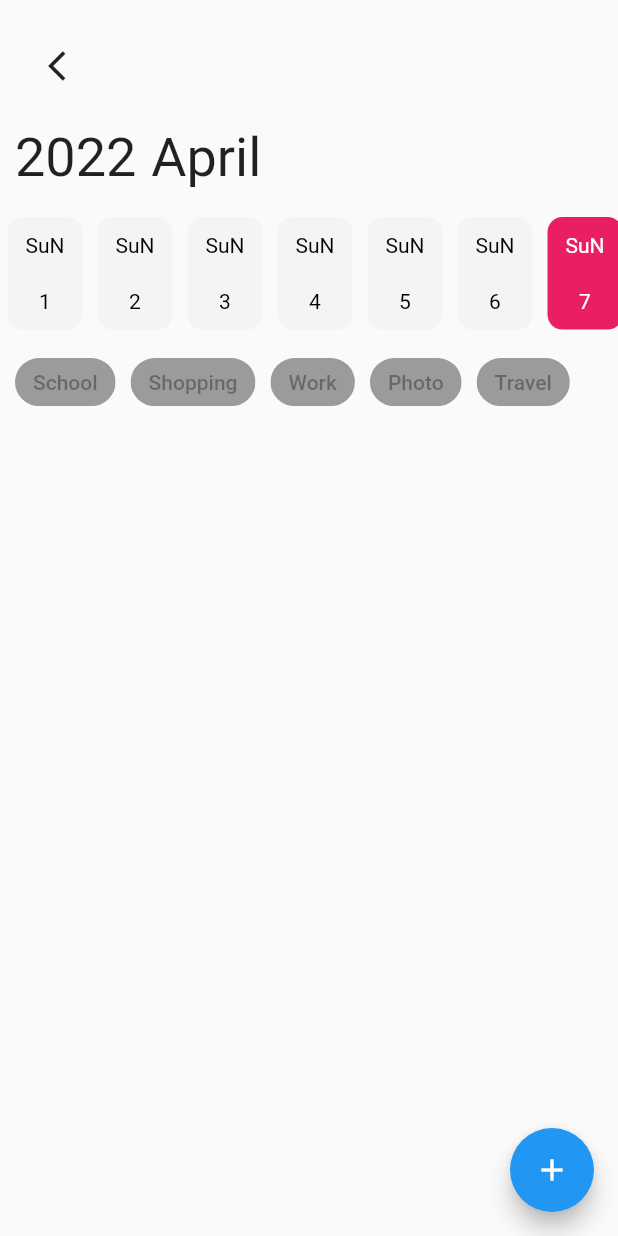
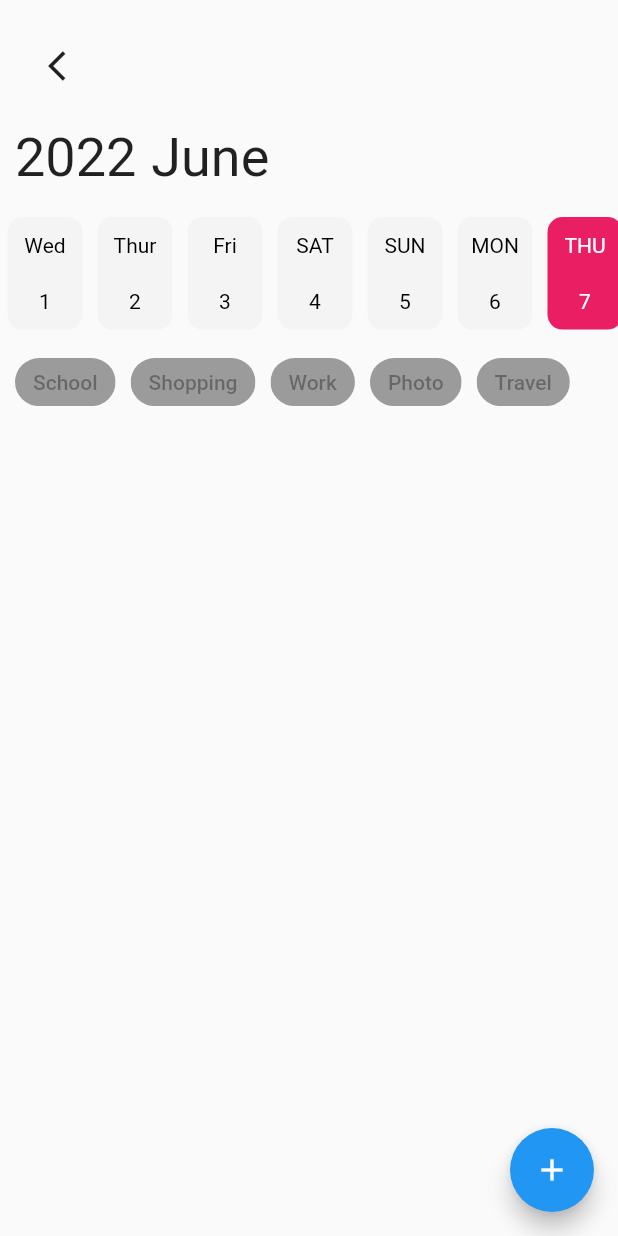
Before and after one commit to Omer-Demirtas/tasker, a Flutter app: the TaskView screen opened by its route, on a phone screen of 412 x 824 dp. Run offline on Flutter 3.47's test engine with Material 2 defaults, Android fonts, the phone set to English and light mode, and no system bars; our stand-ins replace bloc, flutter_bloc, sqflite; accounts and stored records are empty.

Commit message:
Some ui improvement added.

```diff
--- a/lib/core/cubit/task/task_cubit.dart
+++ b/lib/core/cubit/task/task_cubit.dart
@@ -9,11 +9,11 @@ class TaskCubit extends Cubit<TaskState>
 {
   final TaskRepository taskRepository;
 
-  TaskCubit({required this.taskRepository, required int day}) : super(
+  TaskCubit({required this.taskRepository, required DateTime date}) : super(
       TaskState(
-          tasks: [],
+          tasks: const [],
           isLoading: false,
-          day: day
+          date: date
       )
   );
 
@@ -28,6 +28,18 @@ class TaskCubit extends Cubit<TaskState>
 
     emit(state.copyWith(isLoading: false, tasks: tasks));
   }
+
+  Future<void> loadTasks() async
+  {
+    emit(state.copyWith(isLoading: true, tasks: []));
+
+    await Future.delayed(const Duration(seconds: 1));
+
+    List<Task> tasks = await taskRepository.getByDate(state.date);
+
+    emit(state.copyWith(tasks: tasks, isLoading: false));
+  }
+
 
   Future<void> getAll() async
   {
@@ -50,10 +62,10 @@ class TaskCubit extends Cubit<TaskState>
     return await taskRepository.deleteAll();
   }
 
-  updateDay(int day) async
+  updateDay(DateTime d) async
   {
-    emit(state.copyWith(day: day, isLoading: true));
-    DateTime date = DateTime(DateTime.now().year, DateTime.now().month, day);
+    emit(state.copyWith(date: d, isLoading: true));
+    DateTime date = DateTime(DateTime.now().year, DateTime.now().month, d.day);
     List<Task> tasks = await taskRepository.getByDate(date);
     emit(state.copyWith(tasks: tasks));
   }
--- a/lib/core/cubit/task/task_state.dart
+++ b/lib/core/cubit/task/task_state.dart
@@ -5,23 +5,23 @@ class TaskState
 {
   final List<Task>? tasks;
   final bool? isLoading;
-  final int? day;
+  final DateTime date;
 
   const TaskState({
     this.isLoading = false,
     this.tasks,
-    this.day = 0
+    required this.date
   });
 
   TaskState copyWith({
     bool? isLoading,
     List<Task>? tasks,
-    int? day
+    DateTime? date
   }) {
     return TaskState(
       isLoading: isLoading ?? false,
       tasks: tasks ?? this.tasks,
-      day: day ?? this.day,
+      date: date ?? this.date,
     );
   }
 }
--- a/lib/core/utils/date_time_utils.dart
+++ b/lib/core/utils/date_time_utils.dart
@@ -1,7 +1,36 @@
 
 import 'package:flutter/material.dart';
 
-class DateTimeConverter {
+class DateTimeConverter
+{
+  static const days =
+  [
+    "",
+    "MON",
+    "THU",
+    "Wed",
+    "Thur",
+    "Fri",
+    "SAT",
+    "SUN",
+  ];
+
+  static const months =
+  [
+    "",
+    "January",
+    "February",
+    "March",
+    "April",
+    "May",
+    "June",
+    "July",
+    "August",
+    "September",
+    "October",
+    "November",
+    "December"
+  ];
 
   static String convertDateTimeToString(DateTime date)
   {
@@ -33,4 +62,9 @@ class DateTimeConverter {
   {
     return TimeOfDay(hour: int.parse(str.substring(0, 2)), minute: int.parse(str.substring(2)));
   }
+
+  static String getDayName(int weakDay)
+  {
+    return days[weakDay];
+  }
 }
--- a/lib/core/view/Task/task_view.dart
+++ b/lib/core/view/Task/task_view.dart
@@ -2,11 +2,13 @@ import 'package:flutter/material.dart';
 import 'package:flutter_bloc/flutter_bloc.dart';
 import 'package:tasker/core/cubit/task/task_cubit.dart';
 import 'package:tasker/core/model/task.dart';
+import 'package:tasker/core/utils/date_time_utils.dart';
 import 'package:tasker/core/utils/style_constents.dart';
 import 'package:tasker/core/view/add_task/add_task_view.dart';
 import 'package:tasker/core/widget/day_list.dart';
 import 'package:tasker/core/widget/tag/tag_list.dart';
 import 'package:tasker/core/widget/task/task.dart';
+import 'package:tasker/main.dart';
 
 class TaskView extends StatelessWidget
 {
@@ -15,7 +17,8 @@ class TaskView extends StatelessWidget
   const TaskView({Key? key}) : super(key: key);
 
   @override
-  Widget build(BuildContext context) {
+  Widget build(BuildContext context)
+  {
     final double height = MediaQuery.of(context).size.height;
 
     return SafeArea(
@@ -32,16 +35,17 @@ class TaskView extends StatelessWidget
                         Padding(
                           padding: const EdgeInsets.symmetric(horizontal: 10),
                           child: Row(
-                            children: const [
-                              Text('2022', style: TextStyle(fontSize: 36),),
+                            children: [
+                              Text('${state.date.year}', style: TextStyle(fontSize: 36),),
                               SizedBox(width: 10,),
-                              Text('April', style: TextStyle(fontSize: 36),),
+                              Text('${DateTimeConverter.months[state.date.month]}', style: TextStyle(fontSize: 36),),
                             ],
                           ),
                         ),
                         SizedBox(height: height * 0.01,),
-                        DayList(selectedDay: (state.day! - 1), callback: (day) =>
-                            context.read<TaskCubit>().updateDay(day)
+                        DayList(
+                            date: state.date,
+                            callback: (day) => context.read<TaskCubit>().updateDay(state.date.withDay(day))
                         ),
                         const TagList(),
                         const SizedBox(height: 20,),
@@ -66,7 +70,6 @@ class TaskView extends StatelessWidget
               child: const Icon(Icons.add),
               onPressed: () => {
                 Navigator.pushNamed(context, AddTaskView.addTaskViewRoute),
-                //context.read<TaskCubit>().addTask()
               }
             ),
           ),
--- a/lib/core/widget/day_list.dart
+++ b/lib/core/widget/day_list.dart
@@ -1,11 +1,13 @@
 import 'package:flutter/material.dart';
+import 'package:tasker/core/utils/date_time_utils.dart';
+import 'package:tasker/main.dart';
 
 class DayList extends StatelessWidget
 {
-  final int selectedDay;
+  final DateTime date;
   final Function(int day) callback;
 
-  const DayList({Key? key, required this.selectedDay, required this.callback}) : super(key: key);
+  const DayList({Key? key, required this.date, required this.callback}) : super(key: key);
 
   static double width = 50;
   static double height = 75;
@@ -19,7 +21,7 @@ class DayList extends StatelessWidget
       child: ListView.builder(
         physics: const BouncingScrollPhysics(),
         scrollDirection: Axis.horizontal,
-        itemCount: DateTime(DateTime.now().year, DateTime.now().month + 1, 0).day,
+        itemCount: DateTime(date.year, date.month + 1, 0).day,
         itemBuilder: (context, index) => _day(index, context)
       ),
     );
@@ -32,7 +34,7 @@ class DayList extends StatelessWidget
       child: Container(
           margin: const EdgeInsets.only(right: 5, left: 5),
           decoration: BoxDecoration(
-              color: (index == selectedDay) ?
+              color: (index+1 == date.day) ?
               Theme.of(context).colorScheme.primary :
               Colors.grey.shade200.withOpacity(0.5),
               borderRadius: BorderRadius.circular(10)
@@ -42,12 +44,12 @@ class DayList extends StatelessWidget
             mainAxisAlignment: MainAxisAlignment.spaceAround,
             children: [
               Text(
-                'SuN',
-                style: TextStyle(color: (index == selectedDay) ? Colors.white: Colors.black),
+                DateTimeConverter.getDayName(date.withDay(index + 1).weekday),
+                style: TextStyle(color: (index+1 == date.day) ? Colors.white: Colors.black),
               ),
               Text(
                   (index + 1).toString(),
-                style: TextStyle(color: (index == selectedDay) ? Colors.white: Colors.black),
+                style: TextStyle(color: (index+1 == date.day) ? Colors.white: Colors.black),
               ),
             ],
           )
--- a/lib/core/widget/section_title.dart
+++ b/lib/core/widget/section_title.dart
@@ -11,7 +11,7 @@ class SectionTitle extends StatelessWidget
       child: Row(
         mainAxisAlignment: MainAxisAlignment.spaceBetween,
         children: const [
-          Text('Your close tasks',
+          Text('Your Upcoming Tasks',
             style: TextStyle(fontSize: 24),
           ),
           Icon(Icons.chevron_right, size: 24,)
--- a/lib/core/widget/tag/tag_list.dart
+++ b/lib/core/widget/tag/tag_list.dart
@@ -9,7 +9,6 @@ class TagList extends StatelessWidget
   @override
   Widget build(BuildContext context) {
     return Container(
-      //padding: const EdgeInsets.symmetric(horizontal: 20),
       margin: const EdgeInsets.only(top: 10),
       height: 50,
       child: ListView(
```
Also changed, not shown: lib/core/view/home/home_view.dart (+1 -10 lines), lib/main.dart (+12 -1 lines), videos/dark.gif (added), videos/light.gif (added), 1 other file.
